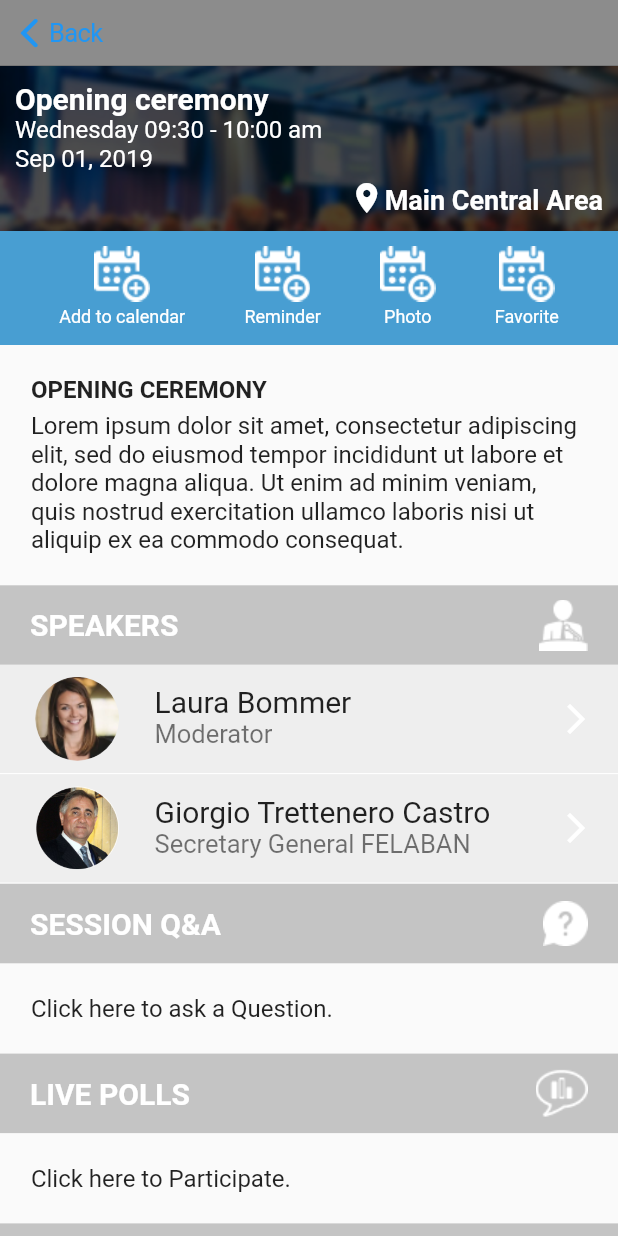
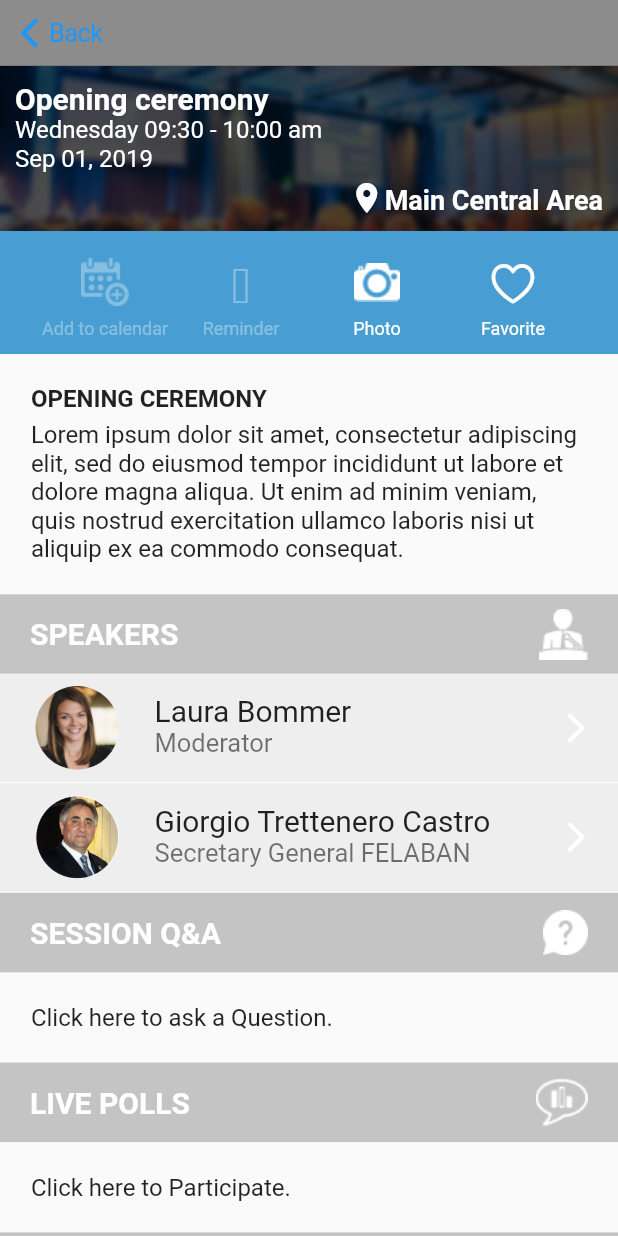
Before and after one commit to netopaez97/felaban, a Flutter app: the DetalleSpeakersView screen opened directly, after a tap on "Session #1", on a phone screen of 412 x 824 dp. Run offline on Flutter 3.47's test engine with Material 2 defaults, Android fonts, the phone set to English and light mode, and no system bars; our stand-ins replace firebase_auth, font_awesome_flutter; accounts and stored records are empty.

Commit message:
ARreglo pantalla angenda detalles

```diff
--- a/lib/main.dart
+++ b/lib/main.dart
@@ -1,5 +1,6 @@
 import 'package:felaban/pages/agenda_on.dart';
 import 'package:felaban/pages/menu_loged/agenda.dart';
+import 'package:felaban/pages/menu_loged/detalleAgenda/detalle_agenda.dart';
 import 'package:felaban/pages/menu_loged/perfil_usuario.dart';
 import 'package:felaban/pages/menu_loged/speakers.dart';
 import 'package:felaban/pages/menu_no_loged/about_felaban_view.dart';
@@ -41,6 +42,7 @@ class MyApp extends StatelessWidget {
           ProfileUserView.routeName: (BuildContext context) => ProfileUserView(),
           SplashEventView.routeName: (BuildContext context) => SplashEventView(),
           AgendaView.routeName: (BuildContext context) => AgendaView(),
+          DetalleAgendaView.routeName: (BuildContext context) => DetalleAgendaView(),
           SpeakersView.routeName: (BuildContext context) => SpeakersView(),
         },
       ),
--- a/lib/pages/menu_loged/agenda.dart
+++ b/lib/pages/menu_loged/agenda.dart
@@ -1,6 +1,7 @@
 import 'package:felaban/components/app_drawer_loged.dart';
 import 'package:felaban/components/barraSuperiorBACK.dart';
 import 'package:felaban/providers/eventos_provider.dart';
+import 'package:felaban/routes/Routes.dart';
 import 'package:flutter/cupertino.dart';
 import 'package:flutter/material.dart';
 import 'package:provider/provider.dart';
@@ -104,6 +105,9 @@ class _AgendaViewState extends State<AgendaView> {
               icon: Icon(Icons.favorite_border),
               onPressed: (){},
             ),
+            onTap: (){
+              Navigator.pushNamed(context, Routes.detalleAgenda);
+            },
           ),
           Container(
             padding: EdgeInsets.symmetric(horizontal: 20),
@@ -123,6 +127,9 @@ class _AgendaViewState extends State<AgendaView> {
               icon: Icon(Icons.favorite_border),
               onPressed: (){},
             ),
+            onTap: (){
+              Navigator.pushNamed(context, Routes.detalleAgenda);
+            },
           ),
           Container(
             padding: EdgeInsets.symmetric(horizontal: 20),
@@ -142,6 +149,9 @@ class _AgendaViewState extends State<AgendaView> {
               icon: Icon(Icons.favorite, color: Color(0xffD80027),),
               onPressed: (){},
             ),
+            onTap: (){
+              Navigator.pushNamed(context, Routes.detalleAgenda);
+            },
           ),
           Container(
             padding: EdgeInsets.symmetric(horizontal: 20),
@@ -161,6 +171,9 @@ class _AgendaViewState extends State<AgendaView> {
               icon: Icon(Icons.favorite_border, color: Color(0xffD80027),),
               onPressed: (){},
             ),
+            onTap: (){
+              Navigator.pushNamed(context, Routes.detalleAgenda);
+            },
           ),
           Container(
             padding: EdgeInsets.symmetric(horizontal: 20),
@@ -180,6 +193,9 @@ class _AgendaViewState extends State<AgendaView> {
               icon: Icon(Icons.favorite, color: Color(0xffD80027),),
               onPressed: (){},
             ),
+            onTap: (){
+              Navigator.pushNamed(context, Routes.detalleAgenda);
+            },
           ),
           Container(
             padding: EdgeInsets.symmetric(horizontal: 20),
@@ -199,6 +215,9 @@ class _AgendaViewState extends State<AgendaView> {
               icon: Icon(Icons.favorite_border),
               onPressed: (){},
             ),
+            onTap: (){
+              Navigator.pushNamed(context, Routes.detalleAgenda);
+            },
           ),
         ],
       ),
--- a/lib/pages/menu_loged/detalle_agenda.dart
+++ b/lib/pages/menu_loged/detalleAgenda/detalle_agenda.dart
@@ -3,6 +3,8 @@ import 'package:flutter/cupertino.dart';
 import 'package:flutter/material.dart';
 
 class DetalleAgendaView extends StatefulWidget {
+
+  static const routeName = "/detalleAgenda";
 
   @override
   _DetalleAgendaViewState createState() => _DetalleAgendaViewState();
@@ -25,8 +27,7 @@ class _DetalleAgendaViewState extends State<DetalleAgendaView> {
     },
   ];
 
-  bool _questionAndAnswerActive = true;
-  bool _livePollsActive = true;
+  bool _eventoActivo = true;
 
   Widget _cuerpoDeLaPagina(){
     return ListView(
@@ -47,7 +48,13 @@ class _DetalleAgendaViewState extends State<DetalleAgendaView> {
   }
 
   Widget _informacionCeremonia(){
-    return Container(
+    return GestureDetector(
+      onTap: (){
+        setState(() {
+          _eventoActivo = !_eventoActivo;
+        });
+      },
+      child: Container(
       height: 110,
         child: Stack(
           children: <Widget>[
@@ -81,54 +88,91 @@ class _DetalleAgendaViewState extends State<DetalleAgendaView> {
             )
           ],
         ),
+      ),
     );
   }
 
   Widget _pasarelaOpciones(){
+
+    double anchoBotones = MediaQuery.of(context).size.width*0.22;
+
     return Container(
-      padding: EdgeInsets.symmetric(vertical: 10),
+      padding: EdgeInsets.symmetric(vertical: 10, horizontal: MediaQuery.of(context).size.width*0.04),
       color: Color(0xff489ED2),
-      height: 76,
       child: Row(
-        mainAxisAlignment: MainAxisAlignment.spaceEvenly,
+        mainAxisAlignment: MainAxisAlignment.center,
         children: <Widget>[
           GestureDetector(
+            child: Container(
+              width: anchoBotones,
               child: Column(
                 children: <Widget>[
-                Image.asset("assets/detalleAgenda/calendario.png"),
-                SizedBox(height: 3,),
-                Text("Add to calendar", style: TextStyle(color: Colors.white, fontSize: 12),),
+                  IconButton(
+                    icon: _eventoActivo == false
+
+                    ? Image.asset("assets/detalleAgenda/calendario.png")
+                    : Image.asset("assets/detalleAgenda/calendario.png", color: Colors.white.withOpacity(0.34),),
+
+                    onPressed: (){},
+                  ),
+                    _eventoActivo == false
+
+                    ? Text("Add to calendar", style: TextStyle(color: Colors.white, fontSize: 12), textAlign: TextAlign.center,)
+                    : Text("Add to calendar", style: TextStyle(color: Colors.white.withOpacity(0.34), fontSize: 12), textAlign: TextAlign.center,),
                 ],
+              ),
             ),
             onTap: (){},
           ),
           GestureDetector(
+            child: Container(
+              width: anchoBotones,
               child: Column(
                 children: <Widget>[
-                Image.asset("assets/detalleAgenda/calendario.png"),
-                SizedBox(height: 3,),
-                Text("Reminder", style: TextStyle(color: Colors.white, fontSize: 12),),
+
+                  IconButton(
+                      icon: _eventoActivo == false
+
+                      ? Icon(IconData(0xF35A, fontFamily: CupertinoIcons.iconFont, fontPackage: CupertinoIcons.iconFontPackage), color: Colors.white, size: 34,)
+                      : Icon(IconData(0xF35A, fontFamily: CupertinoIcons.iconFont, fontPackage: CupertinoIcons.iconFontPackage), color: Colors.white.withOpacity(0.34), size: 34,),
+                      onPressed: (){},
+                    ),
+                    _eventoActivo == false
+
+                    ? Text("Reminder", style: TextStyle(color: Colors.white, fontSize: 12), textAlign: TextAlign.center,)
+                    : Text("Reminder", style: TextStyle(color: Colors.white.withOpacity(0.34), fontSize: 12), textAlign: TextAlign.center,),
                 ],
+              ),
             ),
             onTap: (){},
           ),
           GestureDetector(
+            child: Container(
+              width: anchoBotones,
               child: Column(
                 children: <Widget>[
-                Image.asset("assets/detalleAgenda/calendario.png"),
-                SizedBox(height: 3,),
-                Text("Photo", style: TextStyle(color: Colors.white, fontSize: 12),),
+                  IconButton(
+                    icon: Image.asset("assets/detalleAgenda/camera.png"),
+                    onPressed: null,
+                  ),
+                  Text("Photo", style: TextStyle(color: Colors.white, fontSize: 12), textAlign: TextAlign.center,),
                 ],
+              ),
             ),
             onTap: (){},
           ),
           GestureDetector(
+            child: Container(
+              width: anchoBotones,
               child: Column(
                 children: <Widget>[
-                Image.asset("assets/detalleAgenda/calendario.png"),
-                SizedBox(height: 3,),
-                Text("Favorite", style: TextStyle(color: Colors.white, fontSize: 12),),
+                  IconButton(
+                    icon: Icon(IconData(0xF442, fontFamily: CupertinoIcons.iconFont, fontPackage: CupertinoIcons.iconFontPackage), color: Colors.white, size: 34,),
+                    onPressed: (){},
+                  ),
+                  Text("Favorite", style: TextStyle(color: Colors.white, fontSize: 12), textAlign: TextAlign.center,),
                 ],
+              ),
             ),
             onTap: (){},
           ),
@@ -202,13 +246,7 @@ class _DetalleAgendaViewState extends State<DetalleAgendaView> {
   }
 
   Widget _sessionQyATituloBarra(){
-    return GestureDetector(
-      onTap: (){
-        setState(() {
-          _questionAndAnswerActive = !_questionAndAnswerActive;
-        });
-      },
-      child: Container(
+    return Container(
       padding: EdgeInsets.symmetric(horizontal: 20),
       color: Color(0xffC4C4C4),
       height: 53,
@@ -220,12 +258,11 @@ class _DetalleAgendaViewState extends State<DetalleAgendaView> {
           Image.asset("assets/detalleAgenda/qya.png", color: Colors.white,)
         ],
       ),
-      ),
     );
   }
 
   Widget _sessionQyADescription(){
-    if(_questionAndAnswerActive == false)
+    if(_eventoActivo == false)
       return Container(
         margin: EdgeInsets.all(MediaQuery.of(context).size.width*0.05),
         child: Text("Questions can be submitted one hour before and Up to thirty minutes after this sesion.", style: TextStyle(fontSize: 16), )
@@ -246,13 +283,7 @@ class _DetalleAgendaViewState extends State<DetalleAgendaView> {
   }
 
   Widget _livePollsTituloBarra(){
-    return GestureDetector(
-      onTap: (){
-        setState(() {
-          _livePollsActive = !_livePollsActive;
-        });
-      },
-      child: Container(
+    return Container(
       padding: EdgeInsets.symmetric(horizontal: 20),
       color: Color(0xffC4C4C4),
       height: 53,
@@ -264,12 +295,11 @@ class _DetalleAgendaViewState extends State<DetalleAgendaView> {
           Image.asset("assets/detalleAgenda/live_polls.png",)
         ],
       ),
-      ),
     );
   }
 
   Widget _livePollsDescripcion(){
-    if(_livePollsActive == false)
+    if(_eventoActivo == false)
       return Container(
         margin: EdgeInsets.all(MediaQuery.of(context).size.width*0.05),
         child: Text("No active Polls at this moment, please come back when session is Live.", style: TextStyle(fontSize: 16), )
--- a/lib/pages/menu_loged/detalle_speakers.dart
+++ b/lib/pages/menu_loged/detalle_speakers.dart
@@ -1,5 +1,6 @@
 import 'package:felaban/components/barraSuperiorBACK.dart';
-import 'package:felaban/pages/menu_loged/detalle_agenda.dart';
+import 'package:felaban/pages/menu_loged/detalleAgenda/detalle_agenda.dart';
+import 'package:felaban/routes/Routes.dart';
 import 'package:flutter/cupertino.dart';
 import 'package:flutter/material.dart';
 
@@ -215,9 +216,7 @@ class _DetalleSpeakersViewState extends State<DetalleSpeakersView> {
             ),
             trailing: Icon(Icons.arrow_forward_ios),
             onTap: (){
-              Navigator.push(context, MaterialPageRoute(
-                builder: (BuildContext context) => DetalleAgendaView()
-              ));
+              Navigator.pushNamed(context, Routes.detalleAgenda);
             },
           ),
         ),
--- a/lib/routes/Routes.dart
+++ b/lib/routes/Routes.dart
@@ -1,5 +1,6 @@
 import 'package:felaban/pages/agenda_on.dart';
 import 'package:felaban/pages/menu_loged/agenda.dart';
+import 'package:felaban/pages/menu_loged/detalleAgenda/detalle_agenda.dart';
 import 'package:felaban/pages/menu_loged/perfil_usuario.dart';
 import 'package:felaban/pages/menu_loged/speakers.dart';
 import 'package:felaban/pages/menu_no_loged/about_felaban_view.dart';
@@ -17,5 +18,6 @@ class Routes {
   static const String angendaOn = AgendaOnView.routeName;
   static const String perfilUsuario = ProfileUserView.routeName;
   static const String agenda = AgendaView.routeName;
+  static const String detalleAgenda = DetalleAgendaView.routeName;
   static const String speakers = SpeakersView.routeName;
 }
```
Also changed, not shown: 1 other file. Lines whose indentation alone changed are shown as unchanged.
